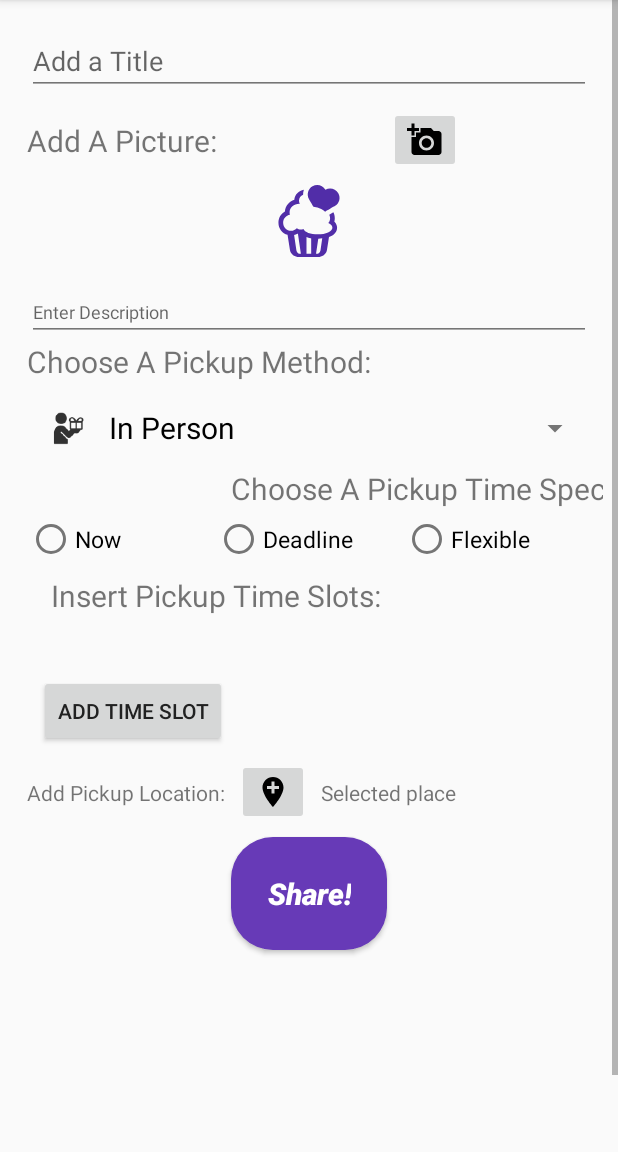
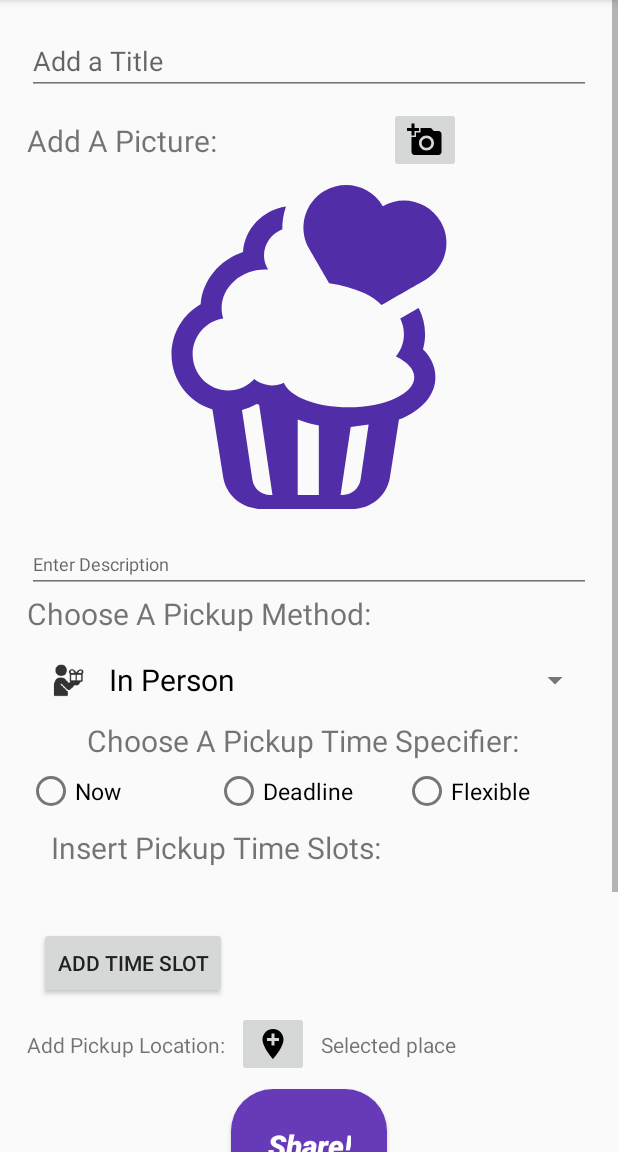
Before and after one commit to Technion236272/2019a-TakeCare, an Android app: the GiverFormActivity screen opened directly, with no data from a screen before it, on a phone screen of 412 x 824 dp, the part 84-1236 px from its top. Run offline under Robolectric (Android 15) with nearby library versions, the phone set to English and light mode, and no system bars; our stand-ins replace Firebase (no records; nobody signed in at launch, a user with empty details on screens opened directly); Roboto replaces fonts that are not available here.

Commit message:
closes #41: users can now upload a picture from camera or gallery

```diff
--- a/app/build.gradle
+++ b/app/build.gradle
@@ -10,6 +10,7 @@ android {
         versionName "1.0"
         testInstrumentationRunner "android.support.test.runner.AndroidJUnitRunner"
         android.defaultConfig.vectorDrawables.useSupportLibrary = true
+        multiDexEnabled true
     }
     buildTypes {
         release {
@@ -23,6 +24,7 @@ dependencies {
     implementation 'com.google.firebase:firebase-core:16.0.5'
     implementation 'com.google.firebase:firebase-auth:16.0.5'
     implementation 'com.google.firebase:firebase-firestore:17.1.3'
+    implementation 'com.google.firebase:firebase-storage:16.0.5'
     implementation 'com.google.android.gms:play-services-maps:16.0.0'
     implementation 'com.facebook.android:facebook-login:4.38.1'
     implementation 'com.google.android.gms:play-services-auth:16.0.1'
@@ -36,6 +38,7 @@ dependencies {
     testImplementation 'junit:junit:4.12'
     androidTestImplementation 'com.android.support.test:runner:1.0.2'
     androidTestImplementation 'com.android.support.test.espresso:espresso-core:3.0.2'
+    implementation 'com.android.support:multidex:1.0.3'
 }
 
 apply plugin: 'com.google.gms.google-services'
--- a/app/src/main/res/layout/activity_giver_form.xml
+++ b/app/src/main/res/layout/activity_giver_form.xml
@@ -29,7 +29,7 @@
 
         <android.support.constraint.ConstraintLayout
             android:layout_width="match_parent"
-            android:layout_height="match_parent"
+            android:layout_height="wrap_content"
             android:orientation="vertical"
             android:padding="10dp">
 
@@ -57,12 +57,12 @@
                 android:layout_marginLeft="8dp"
                 android:text="Add A Picture:"
                 android:textSize="20sp"
-                app:layout_constraintBottom_toBottomOf="@+id/imageButton"
+                app:layout_constraintBottom_toBottomOf="@+id/upload_picture_button"
                 app:layout_constraintStart_toStartOf="parent"
-                app:layout_constraintTop_toTopOf="@+id/imageButton" />
+                app:layout_constraintTop_toTopOf="@+id/upload_picture_button" />
 
             <ImageButton
-                android:id="@+id/imageButton"
+                android:id="@+id/upload_picture_button"
                 android:layout_width="wrap_content"
                 android:layout_height="wrap_content"
                 android:layout_below="@id/title_input"
@@ -73,6 +73,7 @@
                 android:layout_marginRight="8dp"
                 android:layout_toEndOf="@id/add_picture_text"
                 android:layout_toRightOf="@id/add_picture_text"
+                android:onClick="onUploadPicture"
                 app:layout_constraintEnd_toEndOf="parent"
                 app:layout_constraintHorizontal_bias="0.55"
                 app:layout_constraintStart_toEndOf="@+id/add_picture_text"
@@ -81,8 +82,8 @@
 
             <ImageView
                 android:id="@+id/item_picture"
-                android:layout_width="wrap_content"
-                android:layout_height="wrap_content"
+                android:layout_width="216dp"
+                android:layout_height="216dp"
                 android:layout_below="@id/add_picture_text"
                 android:layout_gravity="center"
                 android:layout_marginStart="8dp"
@@ -90,10 +91,9 @@
                 android:layout_marginTop="8dp"
                 android:layout_marginEnd="8dp"
                 android:layout_marginRight="8dp"
-                android:onClick="addPicture"
                 app:layout_constraintEnd_toEndOf="parent"
                 app:layout_constraintStart_toStartOf="parent"
-                app:layout_constraintTop_toBottomOf="@+id/imageButton"
+                app:layout_constraintTop_toBottomOf="@+id/upload_picture_button"
                 app:srcCompat="@drawable/ic_heart_muffin" />
 
             <Button
@@ -298,11 +298,12 @@
                 android:id="@+id/textView9"
                 android:layout_width="wrap_content"
                 android:layout_height="wrap_content"
-                android:layout_marginStart="144dp"
-                android:layout_marginLeft="144dp"
                 android:layout_marginTop="4dp"
+                android:layout_marginEnd="8dp"
+                android:layout_marginRight="8dp"
                 android:text="Choose A Pickup Time Specifier:"
                 android:textSize="20sp"
+                app:layout_constraintEnd_toEndOf="parent"
                 app:layout_constraintStart_toStartOf="parent"
                 app:layout_constraintTop_toBottomOf="@+id/pickup_method_spinner" />
 
--- /dev/null
+++ b/app/src/main/res/menu/photo_upload_menu.xml
@@ -0,0 +1,9 @@
+<?xml version="1.0" encoding="utf-8"?>
+<menu xmlns:android="http://schemas.android.com/apk/res/android">
+    <item
+        android:id="@+id/upload_camera"
+        android:title="@string/upload_camera_text" />
+    <item
+        android:id="@+id/upload_gallery"
+        android:title="@string/upload_gallery_text" />
+</menu>
--- a/app/src/main/res/values/strings.xml
+++ b/app/src/main/res/values/strings.xml
@@ -24,7 +24,7 @@
     <string name="navigation_drawer_open">Open navigation drawer</string>
     <string name="navigation_drawer_close">Close navigation drawer</string>
     <string name="nav_header_title">Pick-Up Menu</string>
-    <string name="nav_header_subtitle">Search in a way that suits you</string>
+    <string name="nav_header_subtitle">Search for items that suit your needs</string>
     <string name="nav_header_desc">Navigation header</string>
 
     <string name="ic_map_display_title">Map Display</string>
@@ -67,6 +67,11 @@
     <string name="report_no_fit_text">Does not fit description</string>
     <string name="report_spam_text">Spam</string>
     <string name="report_hide_text">Hide</string>
+
+
+    <!--Image upload elements-->
+    <string name="upload_camera_text">Camera</string>
+    <string name="upload_gallery_text">Gallery</string>
 
 
     <!--Empty feed elements-->
--- /dev/null
+++ b/app/src/main/res/xml/file_paths.xml
@@ -0,0 +1,4 @@
+<?xml version="1.0" encoding="utf-8"?>
+<paths xmlns:android="http://schemas.android.com/apk/res/android">
+    <external-path name="my_images" path="Android/data/com.example.yuval.takecare/files/Pictures" />
+</paths>
```
Also changed, not shown: app/src/main/AndroidManifest.xml (+38 -8 lines), app/src/main/java/com/example/yuval/takecare/GiverFormActivity.java (+113 -4 lines), app/src/main/res/layout/nav_header_taker_menu.xml (+1 -9 lines).
